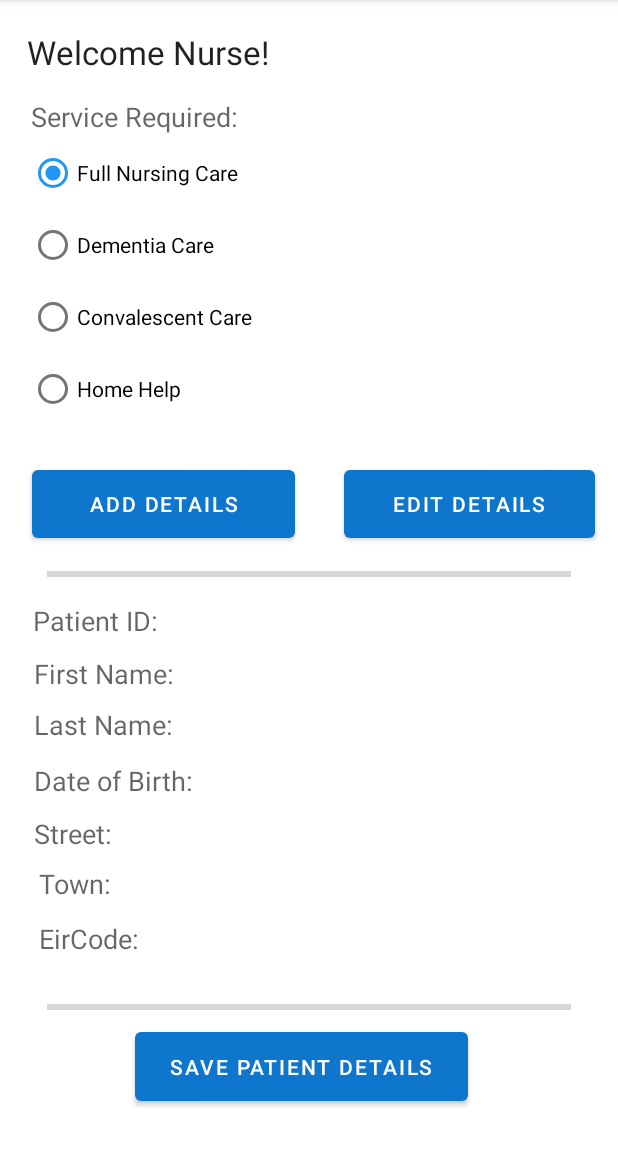
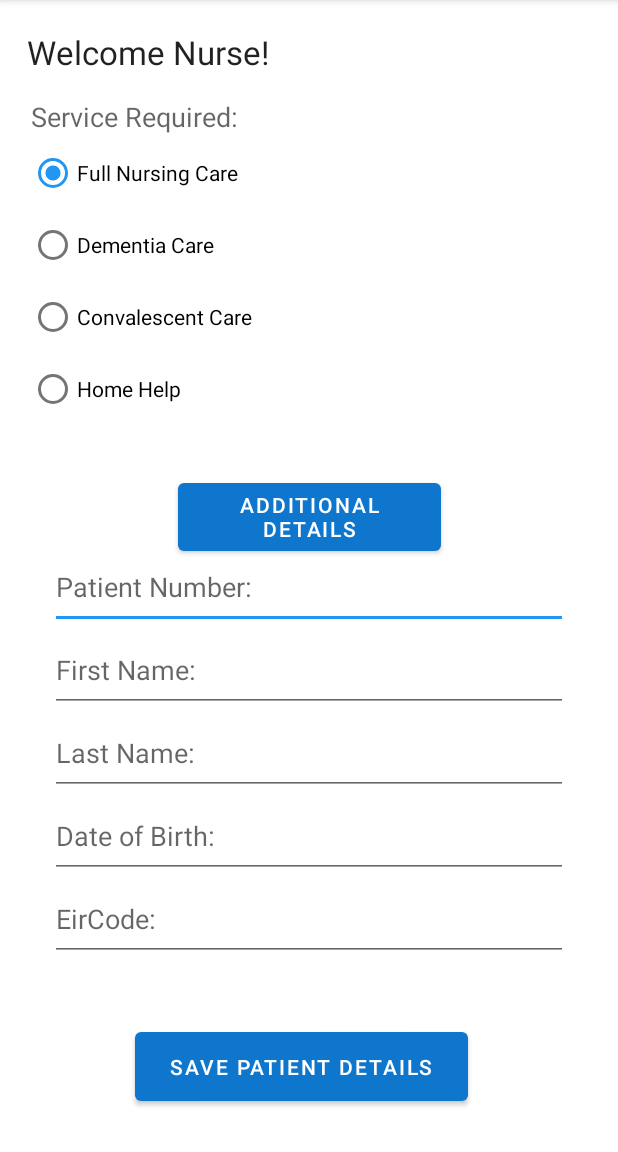
Before and after one commit to emanlapaz/communihealthV2, an Android app: the screen it shows after launch (Patient), after a tap on "SAVE PATIENT DETAILS", on a phone screen of 412 x 824 dp, the part 84-1236 px from its top. Run offline under Robolectric (Android 15) with nearby library versions, the light colour scheme and no system bars; our stand-ins replace Timber.

Commit message:
adapter/patientList

```diff
--- a/app/src/main/java/com/mobile/communihealthv2/activities/Patient.kt
+++ b/app/src/main/java/com/mobile/communihealthv2/activities/Patient.kt
@@ -10,12 +10,13 @@ import androidx.appcompat.app.AppCompatActivity
 import com.mobile.communihealthv2.R
 import com.mobile.communihealthv2.databinding.ActivityPatientBinding
 import com.mobile.communihealthv2.main.Communihealthv2App
+import com.mobile.communihealthv2.models.PatientModel
 import timber.log.Timber
 
 class Patient : AppCompatActivity() {
     private lateinit var patientLayout: ActivityPatientBinding
     lateinit var app: Communihealthv2App
-    private var categoryCount = mutableMapOf<String, Int>()
+
 
     override fun onCreate(savedInstanceState: Bundle?) {
         super.onCreate(savedInstanceState)
@@ -24,8 +25,7 @@ class Patient : AppCompatActivity() {
         setContentView(patientLayout.root)
         app = this.application as Communihealthv2App
 
-        patientLayout.addPatientButton.setOnClickListener {
-
+        patientLayout.addDetailsButton.setOnClickListener {
             val intent = Intent(this, PatientDetailsActivity::class.java)
             startActivity(intent)
         }
@@ -37,18 +37,23 @@ class Patient : AppCompatActivity() {
             if (selectedRadioButtonId != -1) {
 
                 val selectedRadioButton = findViewById<RadioButton>(selectedRadioButtonId)
-
                 val selectedCategory = selectedRadioButton?.text.toString()
 
-                val currentCount = categoryCount.getOrDefault(selectedCategory, 0)
-                categoryCount[selectedCategory] = currentCount + 1
+                val patientNumber = patientLayout.patientNumber.text.toString()
+                val firstName = patientLayout.firstName.text.toString()
+                val lastName = patientLayout.lastName.text.toString()
+                val birthDate = patientLayout.birthDate.text.toString()
+                val eircode = patientLayout.eircode.text.toString()
 
-                Timber.i("Selected Category: $selectedCategory")
-                Timber.i("$selectedCategory Patient count: ${categoryCount[selectedCategory]}")
-
-            } else {
-
-                Toast.makeText(this, "Please select a category", Toast.LENGTH_SHORT).show()
+                app.patientsStore.create(PatientModel(
+                    patientNumber = patientNumber,
+                    firstName = firstName,
+                    lastName = lastName,
+                    birthDate = birthDate,
+                    eircode = eircode,
+                    category = selectedCategory
+                ))
+                Timber.i("Patient Data: $patientNumber, $firstName, $lastName, $birthDate, $eircode, $selectedCategory")
             }
         }
     }
--- a/app/src/main/java/com/mobile/communihealthv2/activities/PatientList.kt
+++ b/app/src/main/java/com/mobile/communihealthv2/activities/PatientList.kt
@@ -14,7 +14,8 @@ import com.mobile.communihealthv2.main.Communihealthv2App
 class PatientList : AppCompatActivity() {
 
     lateinit var app: Communihealthv2App
-    lateinit var patientlistLayout : ActivityPatientlistBinding
+    lateinit var patientlistLayout: ActivityPatientlistBinding
+
     override fun onCreate(savedInstanceState: Bundle?) {
         super.onCreate(savedInstanceState)
         patientlistLayout = ActivityPatientlistBinding.inflate(layoutInflater)
@@ -22,18 +23,17 @@ class PatientList : AppCompatActivity() {
 
         app = this.application as Communihealthv2App
         patientlistLayout.recyclerView.layoutManager = LinearLayoutManager(this)
-        patientlistLayout.recyclerView.adapter = PatientAdapter(app.patientStore.findAll())
+        patientlistLayout.recyclerView.adapter = PatientAdapter(app.patientsStore.findAll())
     }
 
     override fun onCreateOptionsMenu(menu: Menu): Boolean {
-
         menuInflater.inflate(R.menu.menu_patientlist, menu)
         return true
     }
+
     override fun onOptionsItemSelected(item: MenuItem): Boolean {
-
         return when (item.itemId) {
-            R.id.action_addpatient-> {
+            R.id.action_addpatient -> {
                 startActivity(Intent(this, Patient::class.java))
                 true
             }
--- a/app/src/main/java/com/mobile/communihealthv2/adapters/PatientAdapter.kt
+++ b/app/src/main/java/com/mobile/communihealthv2/adapters/PatientAdapter.kt
@@ -6,36 +6,27 @@ import androidx.recyclerview.widget.RecyclerView
 import com.mobile.communihealthv2.R
 import com.mobile.communihealthv2.databinding.CardPatientlistBinding
 import com.mobile.communihealthv2.models.PatientModel
-import timber.log.Timber
 
-class PatientAdapter(private var patients: List<PatientModel>) :
-    RecyclerView.Adapter<PatientAdapter.MainHolder>() {
-
-    // Update the list of patients when needed
-    fun updatePatients(updatedPatients: List<PatientModel>) {
-        patients = updatedPatients
-        notifyDataSetChanged()
-    }
-
+class PatientAdapter constructor( private var patients: List<PatientModel>)
+    : RecyclerView.Adapter<PatientAdapter.MainHolder>() {
     override fun onCreateViewHolder(parent: ViewGroup, viewType: Int): MainHolder {
         val binding = CardPatientlistBinding
             .inflate(LayoutInflater.from(parent.context), parent, false)
 
         return MainHolder(binding)
     }
-
     override fun onBindViewHolder(holder: MainHolder, position: Int) {
-        val patient = patients[position]
+        val patient = patients[holder.adapterPosition]
         holder.bind(patient)
-    }
-
+        }
     override fun getItemCount(): Int = patients.size
 
-    inner class MainHolder(private val binding: CardPatientlistBinding) :
+    inner class MainHolder(val binding: CardPatientlistBinding) :
         RecyclerView.ViewHolder(binding.root) {
-
         fun bind(patient: PatientModel) {
-            // Assuming PatientModel has a category property
+            binding.patientNumber.text = patient.patientNumber
+            binding.firstName.text = patient.firstName
+            binding.lastName.text = patient.lastName
             binding.category.text = patient.category
             binding.imageIcon.setImageResource(R.mipmap.ic_launcher_round)
         }
--- a/app/src/main/java/com/mobile/communihealthv2/main/Communihealthv2App.kt
+++ b/app/src/main/java/com/mobile/communihealthv2/main/Communihealthv2App.kt
@@ -7,11 +7,11 @@ import timber.log.Timber
 
 class Communihealthv2App : Application() {
 
-    lateinit var patientStore: PatientStore
+    lateinit var patientsStore: PatientStore
     override fun onCreate(){
         super.onCreate()
         Timber.plant(Timber.DebugTree())
-        patientStore = PatientMemStore()
+        patientsStore = PatientMemStore()
         Timber.i("Starting Communihealthv2 Application")
     }
 }
--- a/app/src/main/java/com/mobile/communihealthv2/models/PatientModel.kt
+++ b/app/src/main/java/com/mobile/communihealthv2/models/PatientModel.kt
@@ -6,11 +6,10 @@ import java.util.Date
 
 @Parcelize
 data class PatientModel (var patientId: Long = 0,
+                         var patientNumber: String ="",
                          var firstName: String = "",
                          var lastName: String = "",
-                         var birthDate: Date,
-                         var town: String = "",
+                         var birthDate: String = "",
                          var eircode: String = "",
-                         var street: String = "",
                          var category: String = "",
                          ): Parcelable
--- a/app/src/main/res/layout/activity_patient.xml
+++ b/app/src/main/res/layout/activity_patient.xml
@@ -5,25 +5,6 @@
     android:layout_width="match_parent"
     android:layout_height="match_parent"
     tools:context=".activities.Patient">
-
-    <ProgressBar
-        android:id="@+id/progressBar2"
-        style="?android:attr/progressBarStyleHorizontal"
-        android:layout_width="349dp"
-        android:layout_height="14dp"
-        android:layout_above="@+id/addPatientButton"
-        android:layout_alignEnd="@+id/communihealthTitle"
-        android:layout_alignParentStart="true"
-        android:layout_marginStart="8dp"
-        android:layout_marginTop="8dp"
-        android:layout_marginEnd="8dp"
-        android:layout_marginBottom="8dp"
-        android:indeterminate="false"
-        app:layout_constraintBottom_toBottomOf="parent"
-        app:layout_constraintEnd_toEndOf="parent"
-        app:layout_constraintStart_toStartOf="parent"
-        app:layout_constraintTop_toTopOf="parent"
-        app:layout_constraintVertical_bias="0.89" />
 
     <TextView
         android:id="@+id/communihealthTitle"
@@ -67,7 +48,7 @@
         app:layout_constraintVertical_bias="0.079" />
 
     <Button
-        android:id="@+id/addPatientButton"
+        android:id="@+id/addDetailsButton"
         android:layout_width="175dp"
         android:layout_height="57dp"
         android:layout_alignParentBottom="true"
@@ -76,31 +57,12 @@
         android:layout_marginTop="8dp"
         android:layout_marginEnd="8dp"
         android:layout_marginBottom="8dp"
-        android:text="@string/addPatientButton"
+        android:text="@string/addDetailsButton"
         app:layout_constraintBottom_toBottomOf="parent"
         app:layout_constraintEnd_toEndOf="parent"
-        app:layout_constraintHorizontal_bias="0.059"
         app:layout_constraintStart_toStartOf="parent"
         app:layout_constraintTop_toTopOf="parent"
-        app:layout_constraintVertical_bias="0.431" />
-
-    <Button
-        android:id="@+id/editPatientButton"
-        android:layout_width="167dp"
-        android:layout_height="57dp"
-        android:layout_alignParentBottom="true"
-        android:layout_centerHorizontal="true"
-        android:layout_marginStart="8dp"
-        android:layout_marginTop="8dp"
-        android:layout_marginEnd="8dp"
-        android:layout_marginBottom="8dp"
-        android:text="@string/editPatientButton"
-        app:layout_constraintBottom_toBottomOf="parent"
-        app:layout_constraintEnd_toEndOf="parent"
-        app:layout_constraintHorizontal_bias="0.969"
-        app:layout_constraintStart_toStartOf="parent"
-        app:layout_constraintTop_toTopOf="parent"
-        app:layout_constraintVertical_bias="0.431" />
+        app:layout_constraintVertical_bias="0.443" />
 
     <Button
         android:id="@+id/savePatientButton"
@@ -125,7 +87,6 @@
         android:id="@+id/category"
         android:layout_width="377dp"
         android:layout_height="206dp"
-        android:layout_above="@+id/progressBar"
         android:layout_below="@+id/communihealthSubtitle"
         android:layout_alignParentStart="true"
         app:layout_constraintBottom_toBottomOf="parent"
@@ -164,142 +125,56 @@
             android:text="@string/homehelp" />
     </RadioGroup>
 
-    <TextView
-        android:id="@+id/firstName"
-        android:layout_width="wrap_content"
-        android:layout_height="wrap_content"
-        android:layout_marginStart="8dp"
-        android:layout_marginTop="8dp"
-        android:layout_marginEnd="8dp"
-        android:layout_marginBottom="8dp"
-        android:text="@string/firstName"
+
+    <EditText
+        android:id="@+id/patientNumber"
+        android:layout_width="345dp"
+        android:layout_height="55dp"
+        android:layout_marginTop="364dp"
+        android:hint="@string/patientNumber"
         android:textAppearance="@android:style/TextAppearance.Material.Medium"
-        app:layout_constraintBottom_toBottomOf="parent"
-        app:layout_constraintEnd_toEndOf="parent"
-        app:layout_constraintHorizontal_bias="0.049"
-        app:layout_constraintStart_toStartOf="parent"
-        app:layout_constraintTop_toTopOf="parent"
-        app:layout_constraintVertical_bias="0.589" />
-
-    <TextView
-        android:id="@+id/lastName"
-        android:layout_width="wrap_content"
-        android:layout_height="wrap_content"
-        android:layout_marginStart="8dp"
-        android:layout_marginTop="8dp"
-        android:layout_marginEnd="8dp"
-        android:layout_marginBottom="8dp"
-        android:text="@string/lastName"
-        android:textAppearance="@android:style/TextAppearance.Material.Medium"
-        app:layout_constraintBottom_toBottomOf="parent"
-        app:layout_constraintEnd_toEndOf="parent"
-        app:layout_constraintHorizontal_bias="0.049"
-        app:layout_constraintStart_toStartOf="parent"
-        app:layout_constraintTop_toTopOf="parent"
-        app:layout_constraintVertical_bias="0.636" />
-
-    <TextView
-        android:id="@+id/street"
-        android:layout_width="wrap_content"
-        android:layout_height="wrap_content"
-        android:layout_marginStart="8dp"
-        android:layout_marginTop="8dp"
-        android:layout_marginEnd="8dp"
-        android:layout_marginBottom="8dp"
-        android:text="@string/street"
-        android:textAppearance="@android:style/TextAppearance.Material.Medium"
-        app:layout_constraintBottom_toBottomOf="parent"
-        app:layout_constraintEnd_toEndOf="parent"
-        app:layout_constraintHorizontal_bias="0.043"
-        app:layout_constraintStart_toStartOf="parent"
-        app:layout_constraintTop_toTopOf="parent"
-        app:layout_constraintVertical_bias="0.736" />
-
-    <TextView
-        android:id="@+id/patientId"
-        android:layout_width="wrap_content"
-        android:layout_height="wrap_content"
-        android:layout_marginStart="8dp"
-        android:layout_marginTop="8dp"
-        android:layout_marginEnd="8dp"
-        android:layout_marginBottom="8dp"
-        android:text="@string/patientId"
-        android:textAppearance="@android:style/TextAppearance.Material.Medium"
-        app:layout_constraintBottom_toBottomOf="parent"
-        app:layout_constraintEnd_toEndOf="parent"
-        app:layout_constraintHorizontal_bias="0.044"
-        app:layout_constraintStart_toStartOf="parent"
-        app:layout_constraintTop_toTopOf="parent"
-        app:layout_constraintVertical_bias="0.541" />
-
-    <TextView
-        android:id="@+id/town"
-        android:layout_width="wrap_content"
-        android:layout_height="wrap_content"
-        android:layout_marginStart="8dp"
-        android:layout_marginTop="8dp"
-        android:layout_marginEnd="8dp"
-        android:layout_marginBottom="8dp"
-        android:text="@string/town"
-        android:textAppearance="@android:style/TextAppearance.Material.Medium"
-        app:layout_constraintBottom_toBottomOf="parent"
-        app:layout_constraintEnd_toEndOf="parent"
-        app:layout_constraintHorizontal_bias="0.051"
-        app:layout_constraintStart_toStartOf="parent"
-        app:layout_constraintTop_toTopOf="parent"
-        app:layout_constraintVertical_bias="0.782" />
-
-    <TextView
-        android:id="@+id/eircode"
-        android:layout_width="wrap_content"
-        android:layout_height="wrap_content"
-        android:layout_marginStart="8dp"
-        android:layout_marginTop="8dp"
-        android:layout_marginEnd="8dp"
-        android:layout_marginBottom="8dp"
-        android:text="@string/eircode"
-        android:textAppearance="@android:style/TextAppearance.Material.Medium"
-        app:layout_constraintBottom_toBottomOf="parent"
-        app:layout_constraintEnd_toEndOf="parent"
-        app:layout_constraintHorizontal_bias="0.054"
-        app:layout_constraintStart_toStartOf="parent"
-        app:layout_constraintTop_toTopOf="parent"
-        app:layout_constraintVertical_bias="0.832" />
-
-    <TextView
-        android:id="@+id/birthdate"
-        android:layout_width="wrap_content"
-        android:layout_height="wrap_content"
-        android:layout_marginStart="8dp"
-        android:layout_marginTop="8dp"
-        android:layout_marginEnd="8dp"
-        android:layout_marginBottom="8dp"
-        android:text="@string/birthdate"
-        android:textAppearance="@android:style/TextAppearance.Material.Medium"
-        app:layout_constraintBottom_toBottomOf="parent"
-        app:layout_constraintEnd_toEndOf="parent"
-        app:layout_constraintHorizontal_bias="0.051"
-        app:layout_constraintStart_toStartOf="parent"
-        app:layout_constraintTop_toTopOf="parent"
-        app:layout_constraintVertical_bias="0.687" />
-
-    <ProgressBar
-        android:id="@+id/progressBar"
-        style="?android:attr/progressBarStyleHorizontal"
-        android:layout_width="349dp"
-        android:layout_height="14dp"
-        android:layout_above="@+id/addPatientButton"
-        android:layout_alignEnd="@+id/communihealthTitle"
-        android:layout_alignParentStart="true"
-        android:layout_marginStart="8dp"
-        android:layout_marginTop="8dp"
-        android:layout_marginEnd="8dp"
-        android:layout_marginBottom="8dp"
-        android:indeterminate="false"
-        app:layout_constraintBottom_toBottomOf="parent"
         app:layout_constraintEnd_toEndOf="parent"
         app:layout_constraintStart_toStartOf="parent"
-        app:layout_constraintTop_toTopOf="parent"
-        app:layout_constraintVertical_bias="0.499" />
+        app:layout_constraintTop_toTopOf="parent" />
+
+    <EditText
+        android:id="@+id/firstName"
+        android:layout_width="345dp"
+        android:layout_height="55dp"
+        android:hint="@string/firstName"
+        android:textAppearance="@android:style/TextAppearance.Material.Medium"
+        app:layout_constraintTop_toBottomOf="@+id/patientNumber"
+        app:layout_constraintStart_toStartOf="parent"
+        app:layout_constraintEnd_toEndOf="parent"/>
+
+    <EditText
+        android:id="@+id/lastName"
+        android:layout_width="345dp"
+        android:layout_height="55dp"
+        android:hint="@string/lastName"
+        android:textAppearance="@android:style/TextAppearance.Material.Medium"
+        app:layout_constraintTop_toBottomOf="@+id/firstName"
+        app:layout_constraintStart_toStartOf="parent"
+        app:layout_constraintEnd_toEndOf="parent"/>
+
+    <EditText
+        android:id="@+id/birthDate"
+        android:layout_width="345dp"
+        android:layout_height="55dp"
+        android:hint="@string/birthdate"
+        android:textAppearance="@android:style/TextAppearance.Material.Medium"
+        app:layout_constraintTop_toBottomOf="@+id/lastName"
+        app:layout_constraintStart_toStartOf="parent"
+        app:layout_constraintEnd_toEndOf="parent"/>
+
+    <EditText
+        android:id="@+id/eircode"
+        android:layout_width="345dp"
+        android:layout_height="55dp"
+        android:hint="@string/eircode"
+        android:textAppearance="@android:style/TextAppearance.Material.Medium"
+        app:layout_constraintTop_toBottomOf="@+id/birthDate"
+        app:layout_constraintStart_toStartOf="parent"
+        app:layout_constraintEnd_toEndOf="parent"/>
 
 </androidx.constraintlayout.widget.ConstraintLayout>
--- a/app/src/main/res/layout/activity_patientdetails.xml
+++ b/app/src/main/res/layout/activity_patientdetails.xml
@@ -86,7 +86,7 @@
         android:layout_marginTop="8dp"
         android:layout_marginEnd="8dp"
         android:layout_marginBottom="8dp"
-        android:hint="@string/patientId"
+        android:hint="@string/patientNumber"
         android:textAppearance="@android:style/TextAppearance.Material.Medium"
         app:layout_constraintBottom_toBottomOf="parent"
         app:layout_constraintEnd_toEndOf="parent"
@@ -181,7 +181,7 @@
         app:layout_constraintVertical_bias="0.441" />
 
     <EditText
-        android:id="@+id/birthdate"
+        android:id="@+id/birthDate"
         android:layout_width="379dp"
         android:layout_height="47dp"
         android:layout_marginStart="8dp"
--- a/app/src/main/res/layout/card_patientlist.xml
+++ b/app/src/main/res/layout/card_patientlist.xml
@@ -2,7 +2,6 @@
 <androidx.cardview.widget.CardView
     xmlns:android="http://schemas.android.com/apk/res/android"
     xmlns:app="http://schemas.android.com/apk/res-auto"
-    xmlns:tools="http://schemas.android.com/tools"
     android:layout_width="match_parent"
     android:layout_height="wrap_content"
     android:layout_marginBottom="8dp"
@@ -24,18 +23,16 @@
             app:srcCompat="@mipmap/ic_launcher_round" />
 
         <TextView
-            android:id="@+id/patientId"
+            android:id="@+id/patientNumber"
             android:layout_width="79dp"
             android:layout_height="26dp"
-            android:text="@string/patientId"
+            android:text="@string/patientNumber"
             android:textAppearance="@android:style/TextAppearance.Material.Medium"
             app:layout_constraintBottom_toBottomOf="parent"
             app:layout_constraintEnd_toEndOf="parent"
-            app:layout_constraintHorizontal_bias="0.373"
+            app:layout_constraintHorizontal_bias="0.448"
             app:layout_constraintStart_toStartOf="parent"
-            app:layout_constraintTop_toTopOf="parent"
-            app:layout_constraintVertical_bias="0.061"
-            tools:text="123" />
+            app:layout_constraintTop_toTopOf="parent" />
 
         <TextView
             android:id="@+id/firstName"
@@ -45,25 +42,23 @@
             android:textAppearance="@android:style/TextAppearance.Material.Medium"
             app:layout_constraintBottom_toBottomOf="parent"
             app:layout_constraintEnd_toEndOf="parent"
-            app:layout_constraintHorizontal_bias="0.382"
+            app:layout_constraintHorizontal_bias="0.442"
             app:layout_constraintStart_toStartOf="parent"
             app:layout_constraintTop_toTopOf="parent"
-            app:layout_constraintVertical_bias="0.482"
-            tools:text="John" />
+            app:layout_constraintVertical_bias="0.859" />
 
         <TextView
             android:id="@+id/lastName"
-            android:layout_width="115dp"
-            android:layout_height="25dp"
+            android:layout_width="114dp"
+            android:layout_height="26dp"
             android:text="@string/lastName"
             android:textAppearance="@android:style/TextAppearance.Material.Medium"
             app:layout_constraintBottom_toBottomOf="parent"
             app:layout_constraintEnd_toEndOf="parent"
-            app:layout_constraintHorizontal_bias="0.22"
+            app:layout_constraintHorizontal_bias="0.0"
             app:layout_constraintStart_toEndOf="@+id/firstName"
             app:layout_constraintTop_toTopOf="parent"
-            app:layout_constraintVertical_bias="0.486"
-            tools:text="Murphy" />
+            app:layout_constraintVertical_bias="0.859" />
 
         <TextView
             android:id="@+id/category"
@@ -74,10 +69,10 @@
             android:textSize="16dp"
             app:layout_constraintBottom_toBottomOf="parent"
             app:layout_constraintEnd_toEndOf="parent"
-            app:layout_constraintHorizontal_bias="0.803"
+            app:layout_constraintHorizontal_bias="0.965"
             app:layout_constraintStart_toStartOf="parent"
             app:layout_constraintTop_toTopOf="parent"
-            app:layout_constraintVertical_bias="1.0" />
+            app:layout_constraintVertical_bias="0.063" />
 
     </androidx.constraintlayout.widget.ConstraintLayout>
 </androidx.cardview.widget.CardView>
--- a/app/src/main/res/values/strings.xml
+++ b/app/src/main/res/values/strings.xml
@@ -2,7 +2,7 @@
     <string name="app_name">Communihealth App V2</string>
     <string name="communihealthTitle">Welcome Nurse!</string>
     <string name="communihealthSubtitle">Service Required:</string>
-    <string name="addPatientButton">Add Details</string>
+    <string name="addDetailsButton"> Additional Details</string>
     <string name="cancelPatientButton">Cancel</string>
     <string name="saveDetailsButton">Save Details</string>
     <string name="patientMapButton">Address Map</string>
@@ -16,7 +16,7 @@
     <string name="details">Review details</string>
     <string name="patientDetails">Patient Details</string>
     <string name="patientSummary">Patient Summary</string>
-    <string name="patientId">Patient ID:</string>
+    <string name="patientNumber">Patient Number:</string>
     <string name="firstName">First Name:</string>
     <string name="lastName">Last Name:</string>
     <string name="birthdate">Date of Birth:</string>
@@ -26,4 +26,5 @@
     <string name="totalPatients">$%d</string>
     <string name="action_addpatient">Add Patient</string>
     <string name="action_patientlist">Patient List</string>
+    <string name="patientlistTitle">Patient List</string>
 </resources>
```
